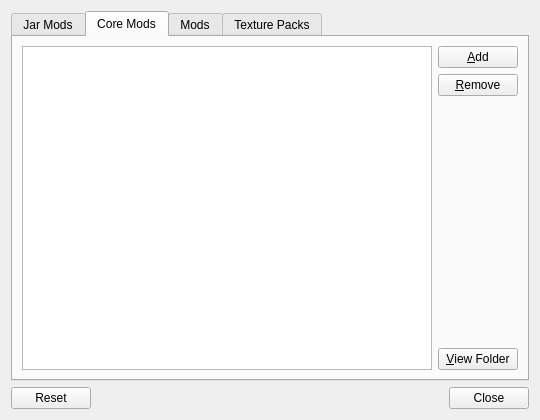
Qt form gui/LegacyModEditDialog.ui (FreesmTeam/FreesmLauncher) before a commit.
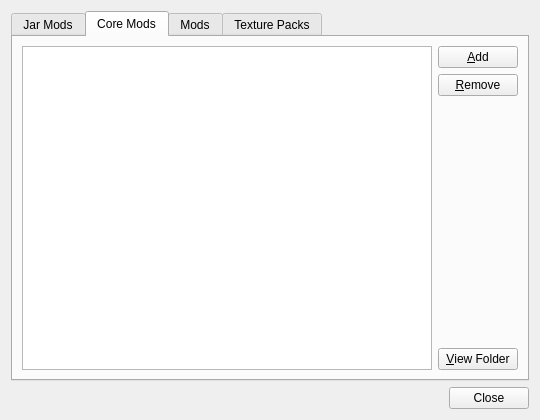
The same form after that commit. The open tabs and pages were chosen to show the change. Custom widgets are drawn as their Qt base class.

```diff
--- a/gui/LegacyModEditDialog.ui
+++ b/gui/LegacyModEditDialog.ui
@@ -261,7 +261,7 @@
    <item>
     <widget class="QDialogButtonBox" name="buttonBox">
      <property name="standardButtons">
-      <set>QDialogButtonBox::Close|QDialogButtonBox::Reset</set>
+      <set>QDialogButtonBox::Close</set>
      </property>
     </widget>
    </item>
```
Left out of the diff: 2 changed lines with no effect on the pictures.
